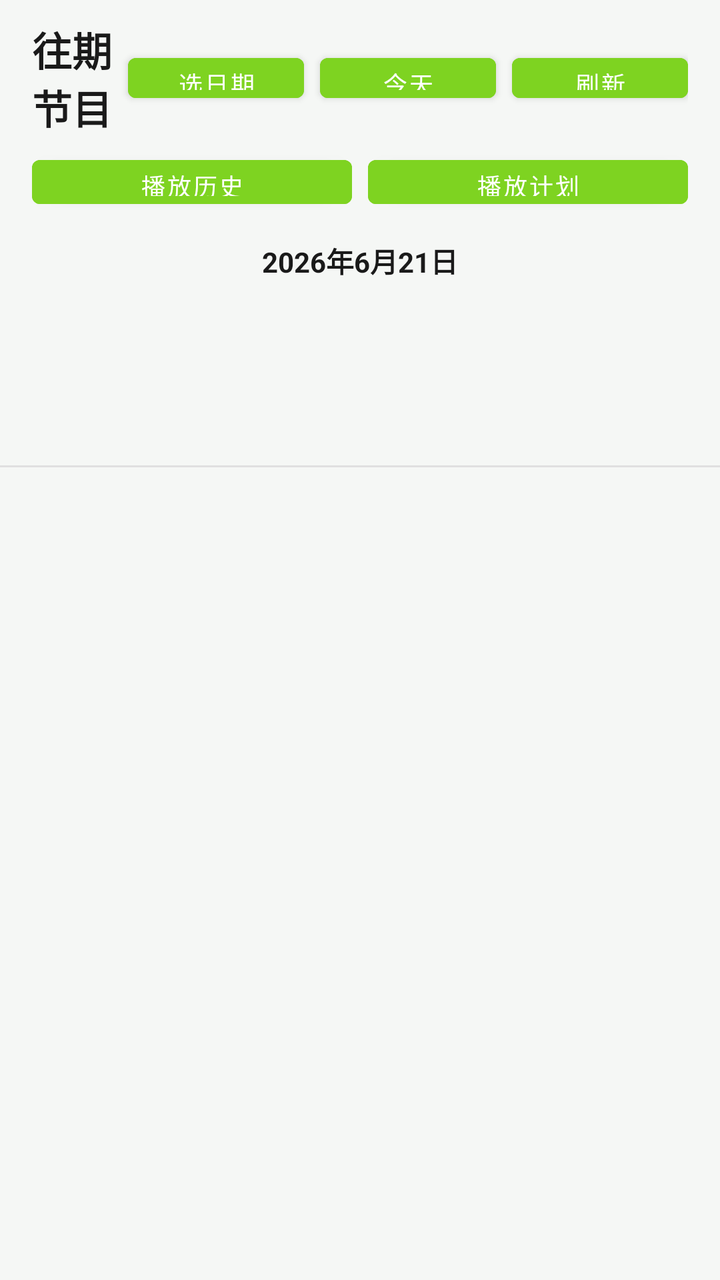
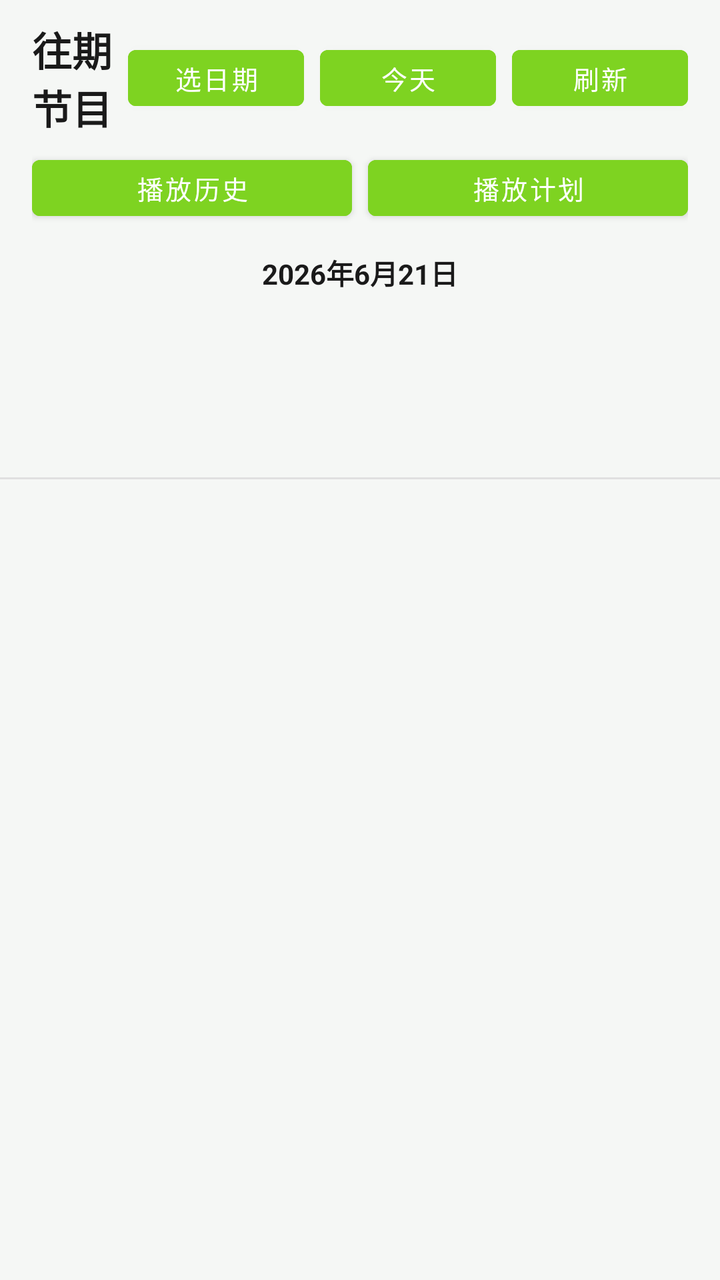

Two renders of the same Android screen: before a commit and after it. Below are the layout's source before the change and the commit's diff.
<!-- AndroidManifest.xml: application theme Theme.RadioApp.Fresh -->
<!-- res/layout/fragment_episodes.xml -->
<?xml version="1.0" encoding="utf-8"?>
<LinearLayout xmlns:android="http://schemas.android.com/apk/res/android"
    android:layout_width="match_parent"
    android:layout_height="match_parent"
    android:orientation="vertical"
    android:background="?attr/appBackground">

    
    <LinearLayout
        android:layout_width="match_parent"
        android:layout_height="wrap_content"
        android:orientation="horizontal"
        android:gravity="center_vertical"
        android:paddingStart="16dp"
        android:paddingEnd="16dp"
        android:paddingTop="10dp"
        android:paddingBottom="6dp">

        <TextView
            android:layout_width="0dp"
            android:layout_height="wrap_content"
            android:layout_weight="1"
            android:text="往期节目"
            android:textSize="20sp"
            android:textStyle="bold"
            android:textColor="?attr/appTextPrimary" />

        <Button
            android:id="@+id/btn_date_picker"
            android:layout_width="wrap_content"
            android:layout_height="32dp"
            android:text="选日期"
            android:textSize="12sp"
            android:textColor="?attr/colorOnPrimary"
            android:backgroundTint="?attr/colorPrimary"
            android:paddingStart="14dp"
            android:paddingEnd="14dp" />

        <Button
            android:id="@+id/btn_today"
            android:layout_width="wrap_content"
            android:layout_height="32dp"
            android:text="今天"
            android:textSize="12sp"
            android:textColor="?attr/colorOnPrimary"
            android:backgroundTint="?attr/colorPrimary"
            android:paddingStart="14dp"
            android:paddingEnd="14dp"
            android:layout_marginStart="8dp" />

        <Button
            android:id="@+id/btn_refresh"
            android:layout_width="wrap_content"
            android:layout_height="32dp"
            android:text="刷新"
            android:textSize="12sp"
            android:textColor="?attr/colorOnPrimary"
            android:backgroundTint="?attr/colorPrimary"
            android:paddingStart="14dp"
            android:paddingEnd="14dp"
            android:layout_marginStart="8dp" />
    </LinearLayout>

    
    <LinearLayout
        android:layout_width="match_parent"
        android:layout_height="wrap_content"
        android:orientation="horizontal"
        android:gravity="center_vertical"
        android:paddingStart="16dp"
        android:paddingEnd="16dp"
        android:paddingBottom="8dp">

        <Button
            android:id="@+id/btn_history"
            android:layout_width="0dp"
            android:layout_height="34dp"
            android:layout_weight="1"
            android:text="播放历史"
            android:textSize="12sp"
            android:textColor="?attr/colorOnPrimary"
            android:backgroundTint="?attr/colorPrimary"
            android:paddingStart="12dp"
            android:paddingEnd="12dp" />

        <Button
            android:id="@+id/btn_schedule"
            android:layout_width="0dp"
            android:layout_height="34dp"
            android:layout_weight="1"
            android:text="播放计划"
            android:textSize="12sp"
            android:textColor="?attr/colorOnPrimary"
            android:backgroundTint="?attr/colorPrimary"
            android:paddingStart="12dp"
            android:paddingEnd="12dp"
            android:layout_marginStart="8dp" />
    </LinearLayout>

    
    <TextView
        android:id="@+id/tv_selected_date"
        android:layout_width="match_parent"
        android:layout_height="wrap_content"
        android:text="2026年6月21日"
        android:textSize="14sp"
        android:textStyle="bold"
        android:textColor="?attr/appTextPrimary"
        android:gravity="center"
        android:paddingTop="4dp"
        android:paddingBottom="4dp" />

    <HorizontalScrollView
        android:layout_width="match_parent"
        android:layout_height="wrap_content"
        android:scrollbars="none">

        <LinearLayout
            android:id="@+id/date_container"
            android:layout_width="wrap_content"
            android:layout_height="48dp"
            android:orientation="horizontal"
            android:gravity="center_vertical"
            android:paddingStart="12dp"
            android:paddingEnd="12dp" />
    </HorizontalScrollView>

    <HorizontalScrollView
        android:layout_width="match_parent"
        android:layout_height="wrap_content"
        android:scrollbars="none">

        <LinearLayout
            android:id="@+id/station_container"
            android:layout_width="wrap_content"
            android:layout_height="40dp"
            android:orientation="horizontal"
            android:gravity="center_vertical"
            android:paddingStart="12dp"
            android:paddingEnd="12dp" />
    </HorizontalScrollView>

    <View
        android:layout_width="match_parent"
        android:layout_height="1dp"
        android:background="?attr/appDivider" />

    <ProgressBar
        android:id="@+id/progress_bar"
        android:layout_width="wrap_content"
        android:layout_height="wrap_content"
        android:layout_gravity="center"
        android:visibility="gone" />

    <androidx.recyclerview.widget.RecyclerView
        android:id="@+id/recycler_view"
        android:layout_width="match_parent"
        android:layout_height="0dp"
        android:layout_weight="1"
        android:paddingStart="16dp"
        android:paddingEnd="16dp"
        android:paddingTop="8dp"
        android:paddingBottom="8dp"
        android:clipToPadding="false" />
</LinearLayout>
<!-- resources referenced by this layout -->
<resources>
  <style name="Theme.RadioApp.Fresh" parent="Theme.MaterialComponents.Light.NoActionBar">
          <item name="colorPrimary">#7ED321</item>
          <item name="colorPrimaryVariant">#6BBF1A</item>
          <item name="colorOnPrimary">#FFFFFF</item>
          <item name="colorAccent">#7ED321</item>
          <item name="android:colorBackground">#F5F7F5</item>
          <item name="colorSurface">#FFFFFF</item>
          <item name="colorOnSurface">#1A1A1A</item>
          <item name="android:textColorPrimary">#1A1A1A</item>
          <item name="android:textColorSecondary">#666666</item>
          <item name="android:statusBarColor">#F5F7F5</item>
          <item name="android:navigationBarColor">#F5F7F5</item>
          <item name="appBackground">#F5F7F5</item>
          <item name="appSurface">#FFFFFF</item>
          <item name="appCardBackground">#FFFFFF</item>
          <item name="appTextPrimary">#1A1A1A</item>
          <item name="appTextSecondary">#666666</item>
          <item name="appTextMuted">#999999</item>
          <item name="appAccent">#7ED321</item>
          <item name="appAccentLight">#9EE855</item>
          <item name="appBorder">#E0E0E0</item>
          <item name="appDivider">#E0E0E0</item>
          <item name="appSuccess">#2ecc71</item>
          <item name="appWarning">#f39c12</item>
          <item name="appError">#e74c3c</item>
          <item name="appNavBackground">#FFFFFF</item>
          <item name="appNavActive">#7ED321</item>
          <item name="appNavInactive">#999999</item>
          <item name="appNotificationBackground">#FFFFFF</item>
          <item name="appNotificationText">#1A1A1A</item>
      </style>
</resources>

<!-- the commit's change to res/layout/fragment_episodes.xml (unified diff, before → after) -->
@@ -5,6 +5,7 @@
     android:orientation="vertical"
     android:background="?attr/appBackground">
 
+    
     
     <LinearLayout
         android:layout_width="match_parent"
@@ -28,9 +29,10 @@
         <Button
             android:id="@+id/btn_date_picker"
             android:layout_width="wrap_content"
-            android:layout_height="32dp"
+            android:layout_height="40dp"
+            android:minHeight="40dp"
             android:text="选日期"
-            android:textSize="12sp"
+            android:textSize="13sp"
             android:textColor="?attr/colorOnPrimary"
             android:backgroundTint="?attr/colorPrimary"
             android:paddingStart="14dp"
@@ -39,9 +41,10 @@
         <Button
             android:id="@+id/btn_today"
             android:layout_width="wrap_content"
-            android:layout_height="32dp"
+            android:layout_height="40dp"
+            android:minHeight="40dp"
             android:text="今天"
-            android:textSize="12sp"
+            android:textSize="13sp"
             android:textColor="?attr/colorOnPrimary"
             android:backgroundTint="?attr/colorPrimary"
             android:paddingStart="14dp"
@@ -51,9 +54,10 @@
         <Button
             android:id="@+id/btn_refresh"
             android:layout_width="wrap_content"
-            android:layout_height="32dp"
+            android:layout_height="40dp"
+            android:minHeight="40dp"
             android:text="刷新"
-            android:textSize="12sp"
+            android:textSize="13sp"
             android:textColor="?attr/colorOnPrimary"
             android:backgroundTint="?attr/colorPrimary"
             android:paddingStart="14dp"
@@ -74,10 +78,11 @@
         <Button
             android:id="@+id/btn_history"
             android:layout_width="0dp"
-            android:layout_height="34dp"
+            android:layout_height="40dp"
+            android:minHeight="40dp"
             android:layout_weight="1"
             android:text="播放历史"
-            android:textSize="12sp"
+            android:textSize="13sp"
             android:textColor="?attr/colorOnPrimary"
             android:backgroundTint="?attr/colorPrimary"
             android:paddingStart="12dp"
@@ -86,10 +91,11 @@
         <Button
             android:id="@+id/btn_schedule"
             android:layout_width="0dp"
-            android:layout_height="34dp"
+            android:layout_height="40dp"
+            android:minHeight="40dp"
             android:layout_weight="1"
             android:text="播放计划"
-            android:textSize="12sp"
+            android:textSize="13sp"
             android:textColor="?attr/colorOnPrimary"
             android:backgroundTint="?attr/colorPrimary"
             android:paddingStart="12dp"
